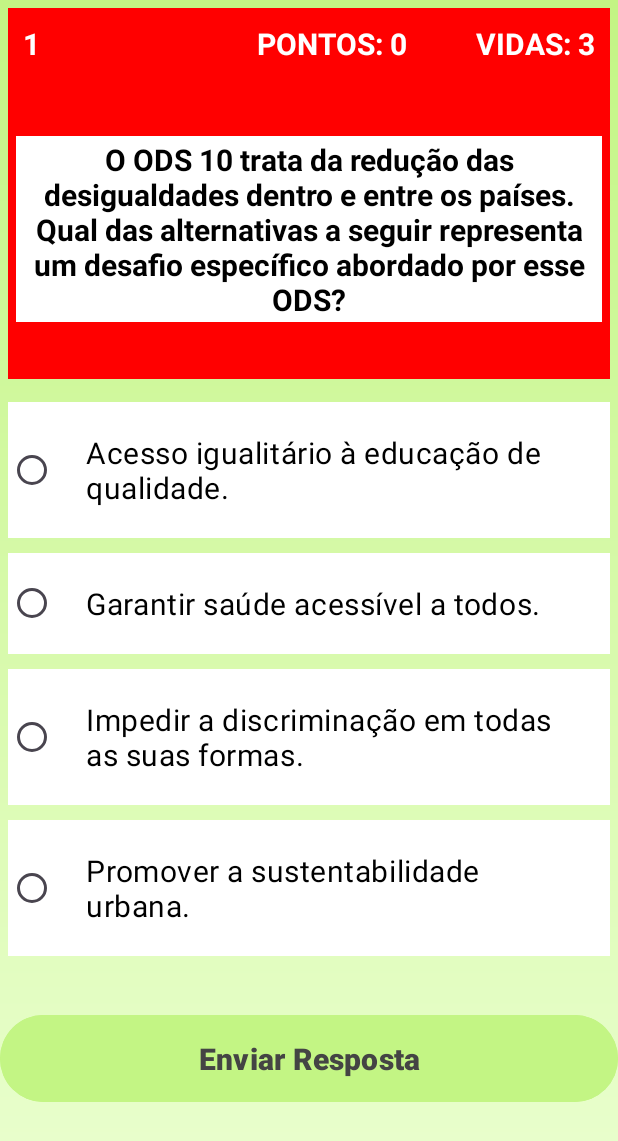
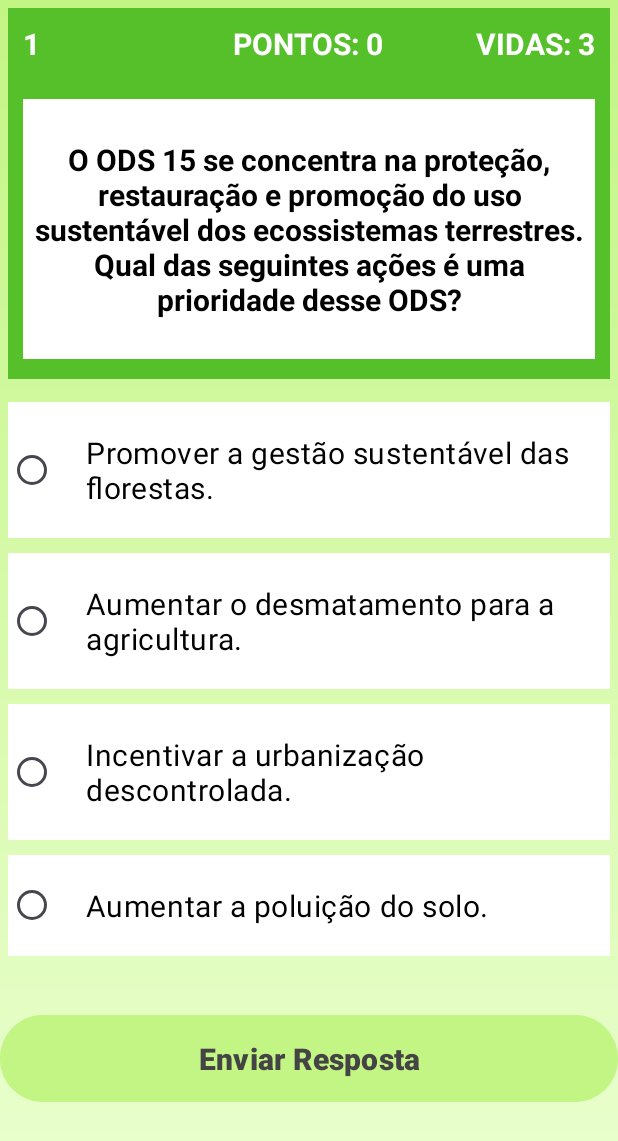
Before and after one commit to 2024-2-NCC3/Projeto4, an Android app: the gameplay screen opened directly, with no data from a screen before it, on a phone screen of 412 x 824 dp. Shown: the top 1141 px of the screen. Run offline under Robolectric (Android 15) with nearby library versions, the phone set to English and light mode, and no system bars.

Commit message:
O Layout da gameplay agora está responsivo

```diff
--- a/src/frontend/app/src/main/java/br/fecap/pi/quizzods/gameplay.java
+++ b/src/frontend/app/src/main/java/br/fecap/pi/quizzods/gameplay.java
@@ -5,13 +5,13 @@ import android.os.Bundle;
 import android.widget.Button;
 import android.widget.RadioButton;
 import android.widget.RadioGroup;
-import android.widget.RelativeLayout;
 import android.widget.TextView;
 import android.widget.Toast;
 import java.util.Collections;
 
 import androidx.activity.EdgeToEdge;
 import androidx.appcompat.app.AppCompatActivity;
+import androidx.constraintlayout.widget.ConstraintLayout;
 import androidx.core.graphics.Insets;
 import androidx.core.view.ViewCompat;
 import androidx.core.view.WindowInsetsCompat;
@@ -27,7 +27,7 @@ public class gameplay extends AppCompatActivity {
     private TextView questaoNumero, questaoTexto;
     private TextView vidasRestantes;
     private TextView pontos;
-    private RelativeLayout quadradoODS;
+    private ConstraintLayout quadradoODS;
 
 
 //Lista de questões (enunciado, alternativas, resposta correta, numero da ODS)
@@ -118,8 +118,8 @@ public class gameplay extends AppCompatActivity {
 
     private int pontosTotais = 0;
     private int sequencia = 0;
-    private int numeroQuestao = 0;
-    private int vidas = 3;
+    private int numeroQuestao = 1;
+    private int vidas = 5;
 
 
 
@@ -162,13 +162,16 @@ public class gameplay extends AppCompatActivity {
 
                 sequencia++;
 
-                numeroQuestao  = numeroQuestao+1; //sistema de pontuação
+                numeroQuestao++; //sistema de pontuação
                 sequencia++;
                 if(sequencia < 3){
                     pontosTotais += 1;
                 }
                 else if(sequencia <= 5){
                     pontosTotais += 3;
+                    if(sequencia == 5){
+                        vidas++;
+                    }
                 }
                 else if(sequencia <= 7){
                     pontosTotais += 5;
@@ -177,9 +180,9 @@ public class gameplay extends AppCompatActivity {
                     pontosTotais += 10;
                 }
 
-                questaoNumero.setText("Questão " + numeroQuestao);
+                questaoNumero.setText("" + numeroQuestao);
                 if(numeroQuestao < questoes.size()){
-                    pontos.setText("Pontos: " + pontosTotais);
+                    pontos.setText("PONTOS: " + pontosTotais);
                     new android.os.Handler().postDelayed(() -> {
                         retornarCores();
                         atualizarQuestao();
@@ -198,7 +201,7 @@ public class gameplay extends AppCompatActivity {
                 findViewById(idRespostaSelecionada).setBackgroundColor(Color.RED);
                 vidas -=1;
                 sequencia = 0;
-                vidasRestantes.setText("Vidas Restantes: " + vidas);
+                vidasRestantes.setText("VIDAS: " + vidas);
                 if(vidas == 0){
                     Toast.makeText(this, "Você Perdeu!",Toast.LENGTH_SHORT).show();
                     enviarResposta.setEnabled(false);
@@ -278,7 +281,7 @@ public class gameplay extends AppCompatActivity {
         return numeroDaOds;
     }
 
-    public void setarCorDoQuadradoODS(Questao questao, RelativeLayout quadradoODS) {
+    public void setarCorDoQuadradoODS(Questao questao, ConstraintLayout quadradoODS) {
         int corDaOds = obterCorDaOds(questao.getNumeroDaOds());
         int cor = getResources().getColor(corDaOds,getTheme());
         quadradoODS.setBackgroundColor(cor);
--- a/src/frontend/app/src/main/res/layout/activity_gameplay.xml
+++ b/src/frontend/app/src/main/res/layout/activity_gameplay.xml
@@ -44,11 +44,10 @@
             android:textColor="@color/white"
             android:textSize="20sp"
             android:textStyle="bold"
-            app:layout_constraintTop_toTopOf="parent"
+            app:layout_constraintEnd_toEndOf="parent"
+            app:layout_constraintHorizontal_bias="0.437"
             app:layout_constraintStart_toEndOf="@id/questaoNumero"
-            app:layout_constraintEnd_toEndOf="parent"
-            app:layout_constraintHorizontal_bias="0.5" />
-
+            app:layout_constraintTop_toTopOf="parent" />
 
         <TextView
             android:id="@+id/vidasRestantes"
@@ -67,13 +66,15 @@
             android:id="@+id/quadradoQuestao"
             android:layout_width="0dp"
             android:layout_height="0dp"
-            android:layout_margin="5dp"
+            android:layout_margin="10dp"
             android:background="@color/white"
+            app:layout_constraintBottom_toBottomOf="parent"
+            app:layout_constraintEnd_toEndOf="parent"
+            app:layout_constraintHeight_percent="0.7"
+            app:layout_constraintHorizontal_bias="0.8"
+            app:layout_constraintStart_toStartOf="parent"
             app:layout_constraintTop_toBottomOf="@+id/questaoNumero"
-            app:layout_constraintStart_toStartOf="parent"
-            app:layout_constraintEnd_toEndOf="parent"
-            app:layout_constraintBottom_toBottomOf="parent"
-            app:layout_constraintHeight_percent="0.5">
+            >
 
             <TextView
                 android:id="@+id/questaoTexto"
@@ -84,10 +85,10 @@
                 android:textColor="@color/black"
                 android:textSize="20sp"
                 android:textStyle="bold"
-                app:layout_constraintTop_toTopOf="parent"
                 app:layout_constraintBottom_toBottomOf="parent"
+                app:layout_constraintEnd_toEndOf="parent"
                 app:layout_constraintStart_toStartOf="parent"
-                app:layout_constraintEnd_toEndOf="parent" />
+                app:layout_constraintTop_toTopOf="parent" />
         </androidx.constraintlayout.widget.ConstraintLayout>
 
     </androidx.constraintlayout.widget.ConstraintLayout>
```
